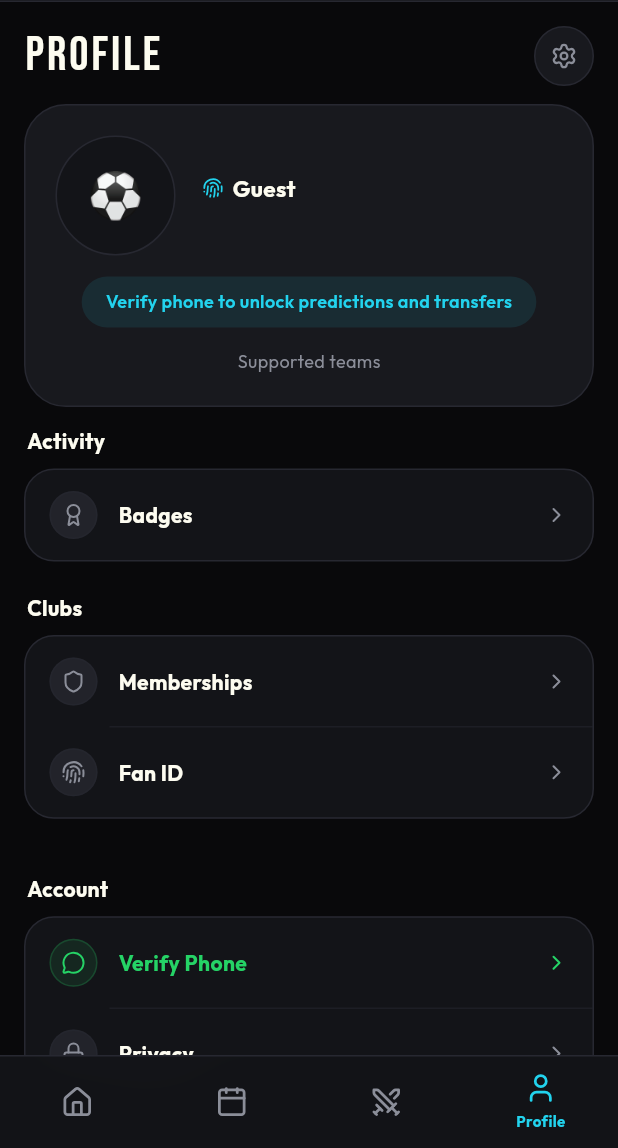
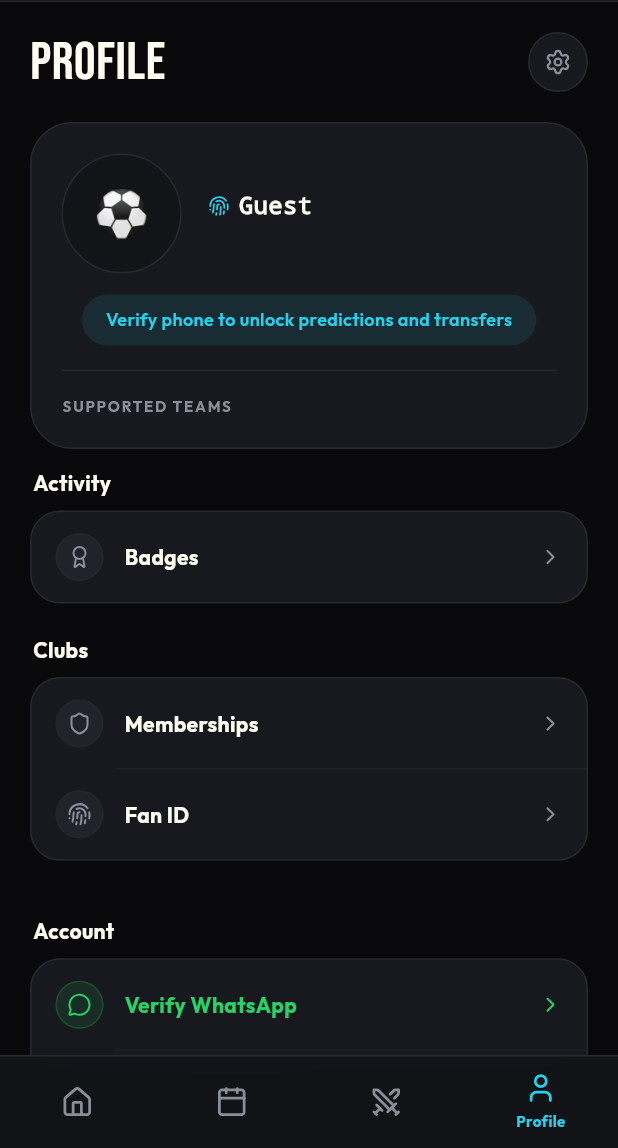
Before and after one commit to ikanisa/FANZONE, a Flutter app: the ProfileScreen screen opened by its route, on a phone screen of 412 x 824 dp, the part 88-1236 px from its top. Run offline on Flutter 3.47's test engine with Material 3 defaults, Android fonts, the phone set to English and light mode, and no system bars; our stand-ins replace cached_network_image, firebase_core, firebase_messaging, flutter_cache_manager, flutter_riverpod, flutter_svg and 12 more; accounts and stored records are empty; generated files the repository leaves out were written again.

Commit message:
Align Flutter app with canonical FANZONE UI

```diff
--- a/lib/features/profile/screens/profile_screen.dart
+++ b/lib/features/profile/screens/profile_screen.dart
@@ -39,20 +39,21 @@ class ProfileScreen extends ConsumerWidget {
     return Scaffold(
       body: SafeArea(
         child: ListView(
-          padding: const EdgeInsets.symmetric(horizontal: 16),
+          padding: const EdgeInsets.symmetric(horizontal: 20),
           children: [
-            const SizedBox(height: 16),
+            const SizedBox(height: 20),
 
             // Header title
             Padding(
-              padding: const EdgeInsets.only(bottom: 12),
+              padding: const EdgeInsets.only(bottom: 20),
               child: Row(
                 children: [
                   Expanded(
                     child: Text(
                       'Profile',
                       style: FzTypography.display(
-                        size: 32,
+                        size: 36,
+                        letterSpacing: 0.4,
                         color: isDark ? FzColors.darkText : FzColors.lightText,
                       ),
                     ),
--- a/lib/features/profile/widgets/profile_identity_widgets.dart
+++ b/lib/features/profile/widgets/profile_identity_widgets.dart
@@ -2,11 +2,10 @@ import 'package:flutter/material.dart';
 import 'package:flutter_riverpod/flutter_riverpod.dart';
 import 'package:lucide_icons/lucide_icons.dart';
 
-import '../../../core/utils/currency_utils.dart';
 import '../../../data/team_search_database.dart';
-import '../../../providers/currency_provider.dart';
 import '../../../theme/colors.dart';
 import '../../../widgets/common/fz_card.dart';
+import '../../../widgets/common/fet_display.dart';
 import '../../../widgets/match/match_list_widgets.dart';
 
 class ProfileHeaderCard extends ConsumerWidget {
@@ -115,13 +114,14 @@ class ProfileHeaderCard extends ConsumerWidget {
                         Expanded(
                           child: Text(
                             fanId != null && fanId!.isNotEmpty
-                                ? 'Fan ID: $fanId'
+                                ? 'Fan ID $fanId'
                                 : (isAuthenticated
                                       ? 'FANZONE Member'
                                       : 'Guest'),
                             style: const TextStyle(
-                              fontSize: 15,
+                              fontSize: 16,
                               fontWeight: FontWeight.w700,
+                              fontFamily: 'monospace',
                             ),
                           ),
                         ),
@@ -149,18 +149,15 @@ class ProfileHeaderCard extends ConsumerWidget {
                             ),
                           ),
                           child: balanceAsync.when(
-                            data: (balance) {
-                              final currency =
-                                  ref.watch(userCurrencyProvider).valueOrNull ??
-                                  'EUR';
-                              return Text(
-                                formatFET(balance, currency),
-                                style: const TextStyle(
+                            data: (balance) => FETDisplaySpan(
+                              amount: balance,
                               fontSize: 12,
                               fontWeight: FontWeight.w700,
+                              fetColor: isDark
+                                  ? FzColors.darkText
+                                  : FzColors.lightText,
+                              localColor: muted,
                             ),
-                              );
-                            },
                             loading: () => const Text(
                               'Loading wallet...',
                               style: TextStyle(
@@ -215,22 +212,32 @@ class ProfileHeaderCard extends ConsumerWidget {
               ),
             ),
           ],
-          favoriteTeamsAsync.when(
+          Container(
+            width: double.infinity,
+            margin: const EdgeInsets.only(top: 16),
+            padding: const EdgeInsets.only(top: 16),
+            decoration: BoxDecoration(
+              border: Border(
+                top: BorderSide(
+                  color: isDark ? FzColors.darkBorder : FzColors.lightBorder,
+                ),
+              ),
+            ),
+            child: favoriteTeamsAsync.when(
               data: (teams) {
                 if (teams.isEmpty) {
-                return Padding(
-                  padding: const EdgeInsets.only(top: 14),
-                  child: Text(
-                    'Supported teams',
-                    style: TextStyle(fontSize: 12, color: muted),
+                  return Text(
+                    'SUPPORTED TEAMS',
+                    style: TextStyle(
+                      fontSize: 10,
+                      fontWeight: FontWeight.w700,
+                      color: muted,
+                      letterSpacing: 1.2,
                     ),
                   );
                 }
 
-              return Padding(
-                padding: const EdgeInsets.only(top: 14),
-                child: Wrap(
-                  alignment: WrapAlignment.center,
+                return Wrap(
                   spacing: 8,
                   runSpacing: 8,
                   children: [
@@ -259,27 +266,26 @@ class ProfileHeaderCard extends ConsumerWidget {
                           child: TeamAvatar(
                             name: team.teamName,
                             logoUrl: team.teamCrestUrl,
-                            size: 28,
+                            size: 24,
                           ),
                         ),
                       ),
                   ],
-                ),
                 );
               },
-            loading: () => const Padding(
-              padding: EdgeInsets.only(top: 14),
-              child: SizedBox(
+              loading: () => const SizedBox(
                 width: 20,
                 height: 20,
                 child: CircularProgressIndicator(strokeWidth: 2),
               ),
+              error: (_, _) => Text(
+                'SUPPORTED TEAMS UNAVAILABLE',
+                style: TextStyle(
+                  fontSize: 10,
+                  fontWeight: FontWeight.w700,
+                  color: muted,
+                  letterSpacing: 1.2,
                 ),
-            error: (_, _) => Padding(
-              padding: const EdgeInsets.only(top: 14),
-              child: Text(
-                'Supported teams unavailable',
-                style: TextStyle(fontSize: 12, color: muted),
               ),
             ),
           ),
--- a/lib/features/profile/widgets/profile_navigation_widgets.dart
+++ b/lib/features/profile/widgets/profile_navigation_widgets.dart
@@ -239,9 +239,12 @@ class ProfileSectionCard extends StatelessWidget {
 
   @override
   Widget build(BuildContext context) {
+    final isDark = Theme.of(context).brightness == Brightness.dark;
+
     return FzCard(
       borderRadius: 20,
       padding: EdgeInsets.zero,
+      color: isDark ? FzColors.darkSurface2 : FzColors.lightSurface2,
       child: Column(children: children),
     );
   }
@@ -267,7 +270,7 @@ class VerifyAccountRow extends StatelessWidget {
             SizedBox(width: 14),
             Expanded(
               child: Text(
-                'Verify Phone',
+                'Verify WhatsApp',
                 style: TextStyle(
                   fontSize: 14,
                   fontWeight: FontWeight.w700,
```
Also changed, not shown: lib/features/profile/widgets/profile_identity_picker.dart (+27 -34 lines), 3 other files. Lines whose indentation alone changed are shown as unchanged.
